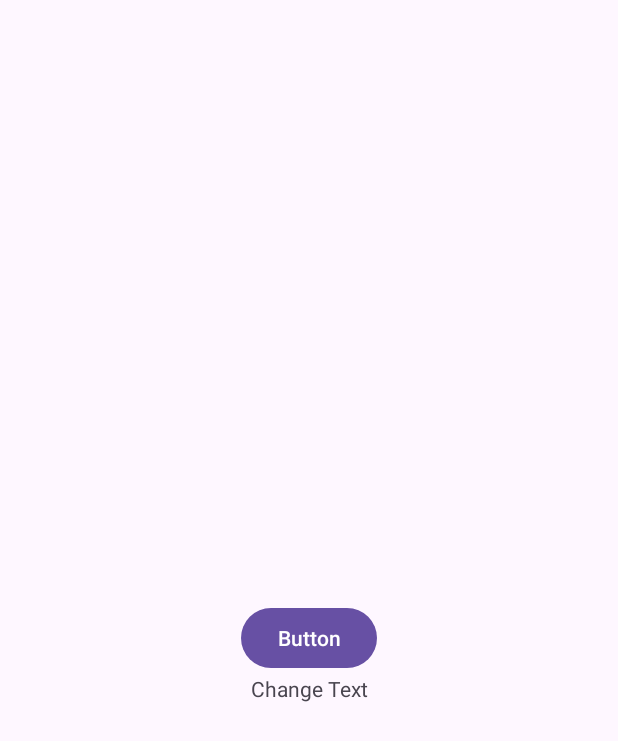
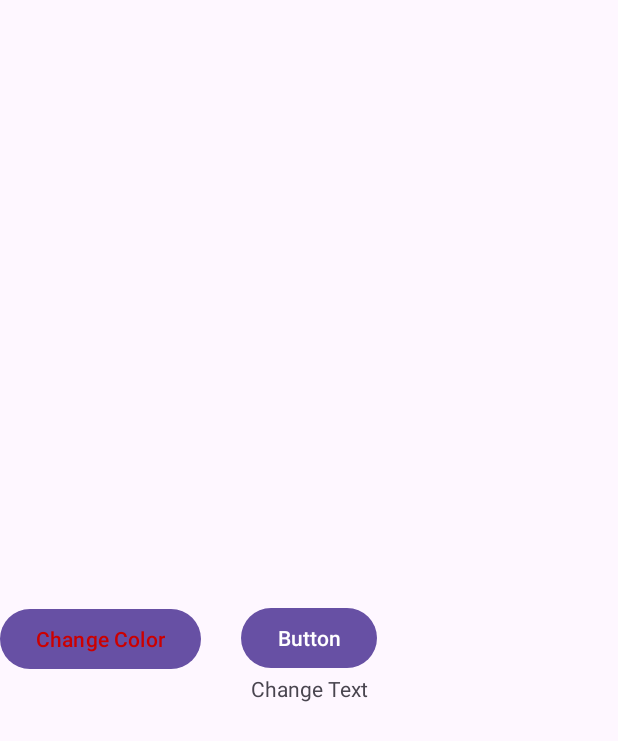
Before and after one commit to m-marcovich/AndroidStudio-LAB1, an Android app: the screen it shows after launch (MainActivity), after a tap on "Button", on a phone screen of 412 x 824 dp. Shown: the top 741 px of the screen. Run offline under Robolectric (Android 15) with nearby library versions, the phone set to English and light mode, and no system bars.

Commit message:
Added change color button

```diff
--- a/app/src/main/java/com/example/myapplication/MainActivity.java
+++ b/app/src/main/java/com/example/myapplication/MainActivity.java
@@ -5,6 +5,7 @@ import androidx.appcompat.app.AppCompatActivity;
 import android.annotation.SuppressLint;
 import android.os.Bundle;
 import android.view.View;
+import android.widget.Button;
 import android.widget.TextView;
 import android.widget.Toast;
 
@@ -19,10 +20,12 @@ public class MainActivity extends AppCompatActivity {
         setContentView(R.layout.activity_main);
 
         this.tvMain = findViewById(R.id.textView);
-    }
-    public void ChangeTexT(View view)
-    {
-    this.tvMain.setText("Change Text");
+
+        Button cButton = findViewById(R.id.cButton);
+        cButton.setTextColor(getResources().getColor(android.R.color.holo_red_dark));
     }
 
+    public void ChangeTexT(View view) {
+        this.tvMain.setText("Change Text");
+    }
 }
--- a/app/src/main/res/layout/activity_main.xml
+++ b/app/src/main/res/layout/activity_main.xml
@@ -26,5 +26,13 @@
         app:layout_constraintBottom_toTopOf="@+id/textView"
         app:layout_constraintEnd_toEndOf="parent"
         app:layout_constraintStart_toStartOf="parent" />
-
+    <Button
+        android:id="@+id/cButton"
+        android:layout_width="wrap_content"
+        android:layout_height="wrap_content"
+        android:layout_marginTop="-47dp"
+        android:text="Change Color"
+        android:textColor="@android:color/holo_blue_dark"
+        app:layout_constraintStart_toStartOf="parent"
+        app:layout_constraintTop_toBottomOf="@+id/knopka" />
 </androidx.constraintlayout.widget.ConstraintLayout>
```
